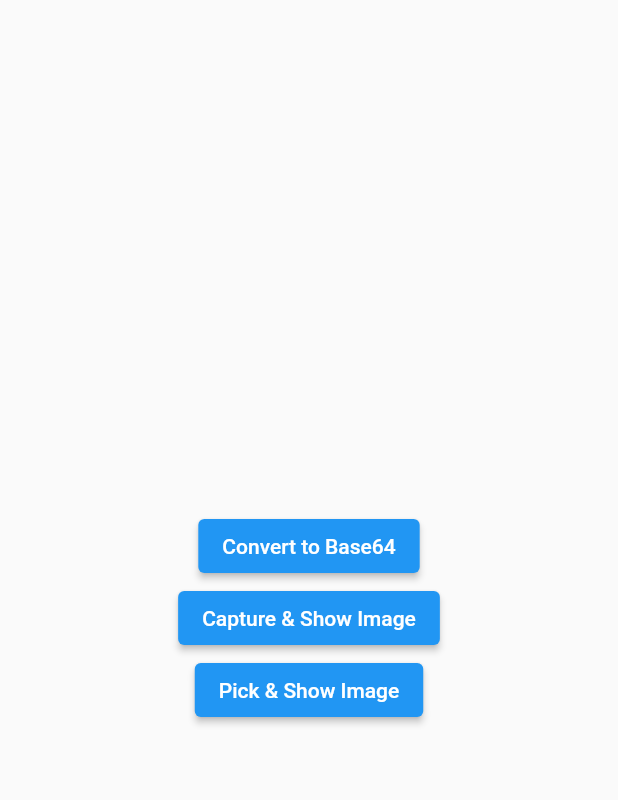
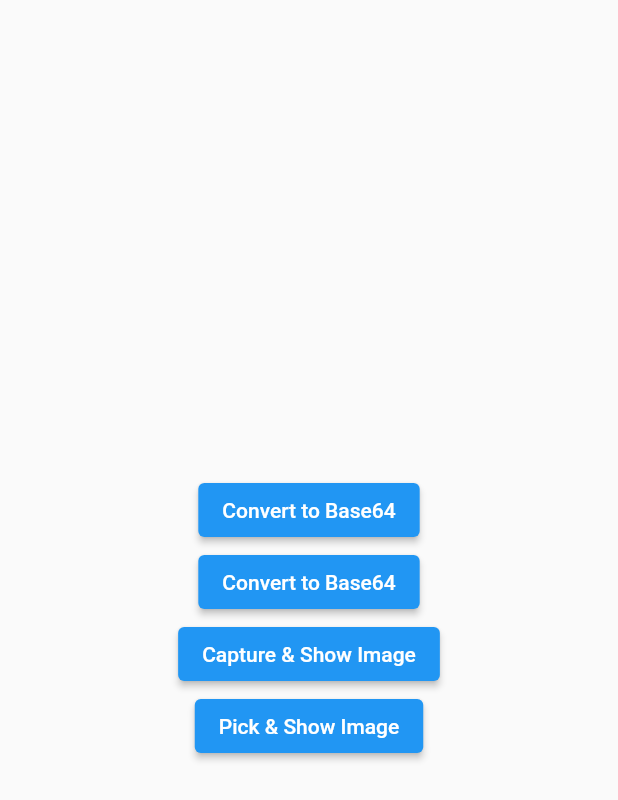
Before and after one commit to MohamedGoush/convert_to_base64, a Flutter app: the screen it shows after launch, after a tap on "Convert to Base64", on a phone screen of 412 x 824 dp. Shown: the top 800 px of the screen. Run offline on Flutter 3.47's test engine with Material 2 defaults, Android fonts, the phone set to English and light mode, and no system bars; our stand-ins replace image_picker.

Commit message:
view base 64 to Imageview

```diff
--- a/lib/main.dart
+++ b/lib/main.dart
@@ -21,6 +21,7 @@ class HomePage extends StatefulWidget {
 }
 
 class _HomePageState extends State<HomePage> {
+  String? base64Image;
   XFile? image;
   File? file;
   @override
@@ -30,6 +31,10 @@ class _HomePageState extends State<HomePage> {
         child: Column(
           mainAxisAlignment: MainAxisAlignment.center,
           children: [
+            ElevatedButton(
+              child: Text("Convert to Base64"),
+              onPressed: fromBase64Image,
+            ),
             ElevatedButton(
               child: Text("Convert to Base64"),
               onPressed: toBase64Image,
@@ -87,7 +92,15 @@ class _HomePageState extends State<HomePage> {
       source: ImageSource.gallery,
     );
     Uint8List imageByte = await image!.readAsBytes();
-    String base64Image = base64Encode(imageByte);
+    base64Image = base64Encode(imageByte);
     print(base64Image);
   }
+
+  void fromBase64Image() async {
+    base64Image == null
+        ? Container()
+        : Image.memory(
+            base64Decode(base64Image!),
+          );
+  }
 }
```
